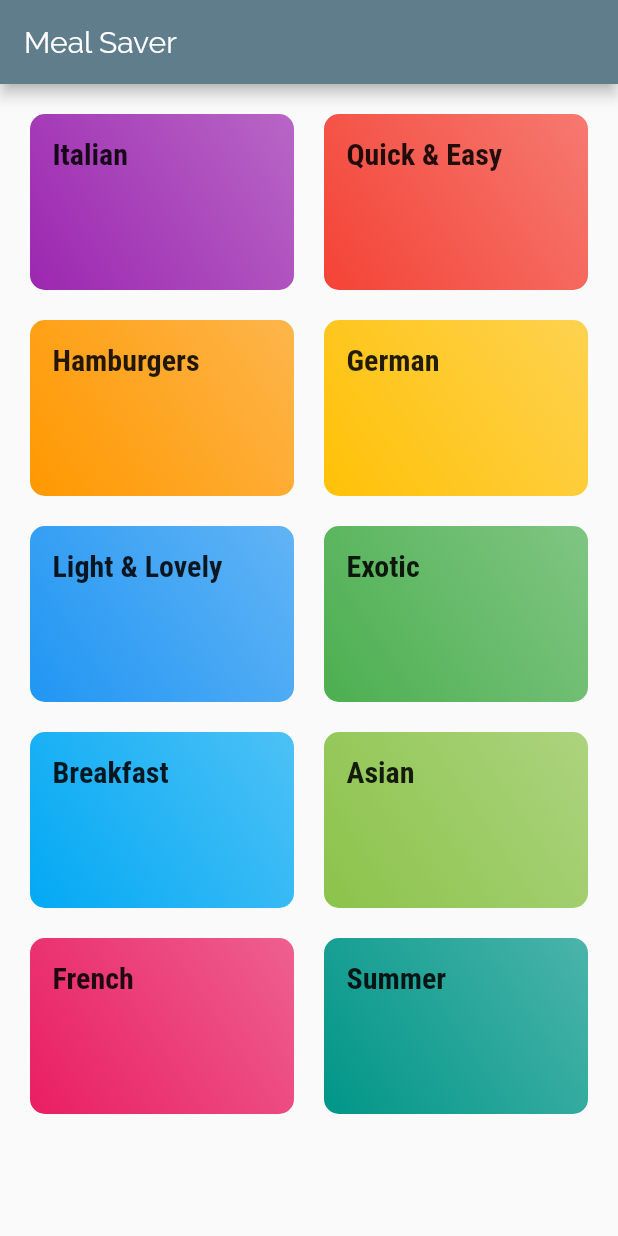
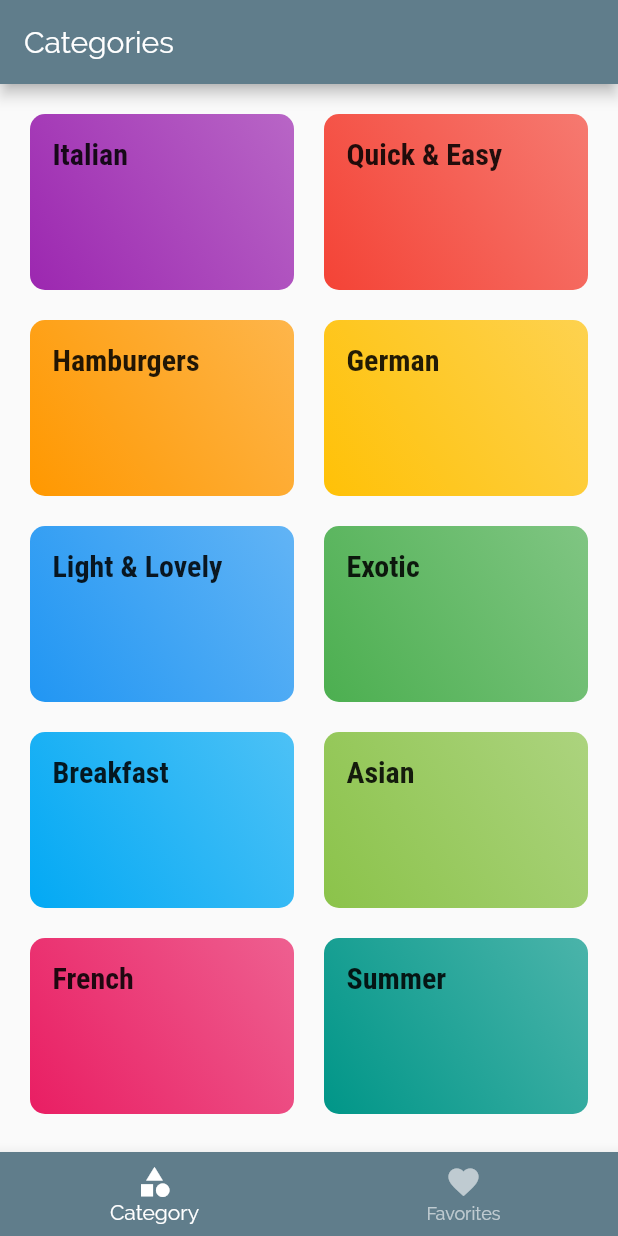
Before and after one commit to jemcmullin/meals_app_flutter_udemy, a Flutter app: the screen it shows after launch, on a phone screen of 412 x 824 dp. Run offline on Flutter 3.47's test engine with Material 2 defaults, Android fonts, the phone set to English and light mode, and no system bars.

```diff
--- a/lib/main.dart
+++ b/lib/main.dart
@@ -1,4 +1,5 @@
 import 'package:flutter/material.dart';
+import 'package:meals_app/screens/tabs_screen.dart';
 
 import './screens/meal_details_screen.dart';
 import './screens/category_meals_screen.dart';
@@ -31,7 +32,7 @@ class MyApp extends StatelessWidget {
               ),
             ),
       ),
-      home: CategoriesScreen(),
+      home: TabsScreen(),
       routes: {
         CategoryMealsScreen.routeName: (context) => CategoryMealsScreen(),
         MealDetailScreen.routeName: (context) => MealDetailScreen(),
--- a/lib/screens/categories_screen.dart
+++ b/lib/screens/categories_screen.dart
@@ -7,11 +7,7 @@ import '../widgets/category_item.dart';
 class CategoriesScreen extends StatelessWidget {
   @override
   Widget build(BuildContext context) {
-    return Scaffold(
-      appBar: AppBar(
-        title: const Text('Meal Saver'),
-      ),
-      body: GridView(
+    return GridView(
       padding: const EdgeInsets.all(20),
       children: DUMMY_CATEGORIES
           .map((eachCategory) => CategoryItem(
@@ -25,7 +21,6 @@ class CategoriesScreen extends StatelessWidget {
         mainAxisSpacing: 20,
         crossAxisSpacing: 20,
       ),
-      ),
     );
   }
 }
--- /dev/null
+++ b/lib/screens/favorites_screen.dart
@@ -0,0 +1,11 @@
+import 'package:flutter/material.dart';
+
+class FavoritesScreen extends StatelessWidget {
+  static const routeName = '/favorites';
+  @override
+  Widget build(BuildContext context) {
+    return Center(
+      child: Text('Favorities'),
+    );
+  }
+}
--- /dev/null
+++ b/lib/screens/tabs_screen.dart
@@ -0,0 +1,48 @@
+import 'package:flutter/material.dart';
+import '../screens/categories_screen.dart';
+import '../screens/favorites_screen.dart';
+
+class TabsScreen extends StatefulWidget {
+  @override
+  _TabsScreenState createState() => _TabsScreenState();
+}
+
+class _TabsScreenState extends State<TabsScreen> {
+  final List<Map<String, Object>> _pages = [
+    {'title': 'Categories', 'page': CategoriesScreen()},
+    {'title': 'Your Favorites', 'page': FavoritesScreen()},
+  ];
+
+  int _selectedIndex = 0;
+
+  void _onTapBottomNav(int tapIndex) {
+    setState(() {
+      _selectedIndex = tapIndex;
+    });
+  }
+
+  @override
+  Widget build(BuildContext context) {
+    return Scaffold(
+      appBar: AppBar(title: Text(_pages[_selectedIndex]['title'])),
+      body: _pages[_selectedIndex]['page'],
+      bottomNavigationBar: BottomNavigationBar(
+        selectedItemColor: Colors.white,
+        unselectedItemColor: Colors.white60,
+        backgroundColor: Theme.of(context).primaryColor,
+        items: const <BottomNavigationBarItem>[
+          BottomNavigationBarItem(
+            icon: Icon(Icons.category),
+            label: 'Category',
+          ),
+          BottomNavigationBarItem(
+            icon: Icon(Icons.favorite),
+            label: 'Favorites',
+          ),
+        ],
+        currentIndex: _selectedIndex,
+        onTap: _onTapBottomNav,
+      ),
+    );
+  }
+}
```
Lines whose indentation alone changed are shown as unchanged.
